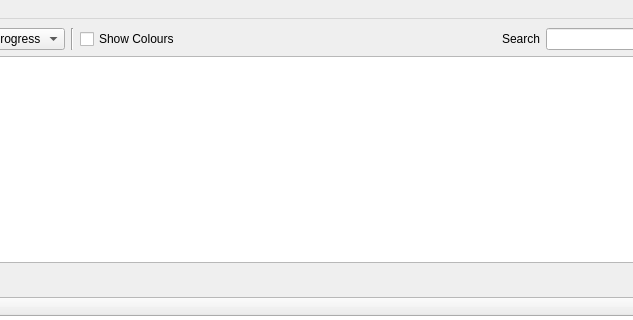
Qt form proMan_main.ui (hadfyx/proMan) before a commit; both pictures show x 375 to 1008 and y 0 to 320 of the 1331 by 528 pixel window.
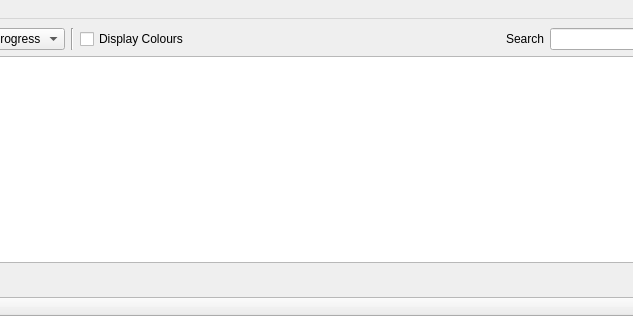
The same form after that commit. Icons and pictures are not drawn.

Diff of the .ui file:
```diff
--- a/proMan_main.ui
+++ b/proMan_main.ui
@@ -94,7 +94,7 @@
         <item>
          <widget class="QCheckBox" name="chb_Colours">
           <property name="text">
-           <string>Show Colours</string>
+           <string>Display Colours</string>
           </property>
          </widget>
         </item>
```
